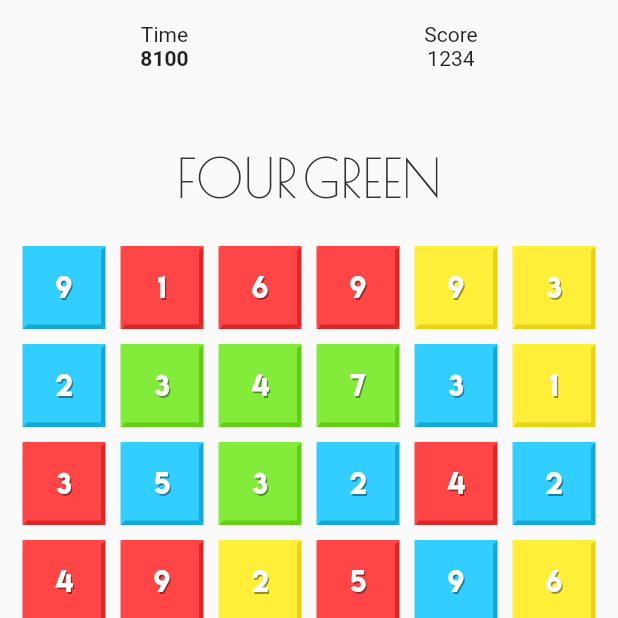
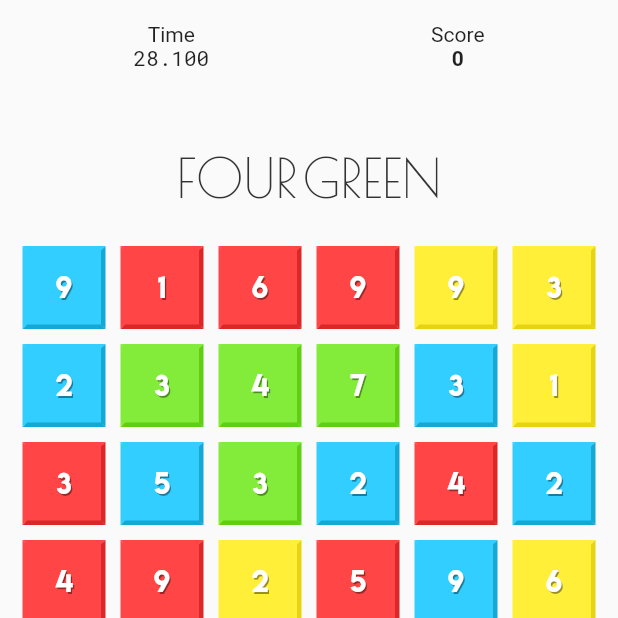
Before and after one commit to numcol/numcol, a Flutter app: the GameScreen screen opened by its route, on a phone screen of 412 x 824 dp, the top half of it. Run offline on Flutter 3.47's test engine with Material 2 defaults, Android fonts, the phone set to English and light mode, and no system bars.

Commit message:
Functional game

```diff
--- a/engine/lib/src/game.dart
+++ b/engine/lib/src/game.dart
@@ -8,24 +8,26 @@ class Game {
 
   final List<Answer> _answers = RandomGenerator.generateAnswers();
   Answer _question;
+  int _score = 0;
 
-  List<Answer> get answers {
-    return _answers;
-  }
-
-  Answer get question {
-    return _question;
-  }
+  List<Answer> get answers => _answers;
+  Answer get question => _question;
+  int get score => _score;
 
   bool checkAnswer(Answer answer) {
     return _question.color == answer.color && _question.number == answer.number;
   }
 
-  int nextQuestion(Answer answer) {
+  int nextQuestion(Answer answer, int remainingTime, int timeLimit) {
     var index = _answers.indexOf(answer);
     _answers[index] = RandomGenerator.generateAnswer();
     _question = RandomGenerator.generateQuestion(_answers);
+    _addPoints(remainingTime, timeLimit);
 
     return index;
   }
+
+  void _addPoints(int remainingTime, int timeLimit) {
+    _score += (remainingTime * 100 / timeLimit).floor();
+  }
 }
--- a/lib/application.dart
+++ b/lib/application.dart
@@ -14,7 +14,9 @@ class Application {
     Locales.galego
   ];
 
-  final int initialTimeInMilliseconds = 10000;
+  final int initialTimeInMilliseconds = 30000;
+  final double timePenaltyMultiplier = 0.66;
+  final int timeAdditionByAnswerInMilliseconds = 1800;
 
   Iterable<Locale> supportedLocales() => supportedLanguages.map<Locale>((lang) => new Locale(lang, ''));
 
--- a/lib/core/timer.dart
+++ b/lib/core/timer.dart
@@ -1,43 +1,63 @@
 import 'package:flutter/material.dart';
 
+typedef void TimerEndCallback();
+
 class Timer {
-  Timer(this._maxTimeInMilliseconds);
+  Timer(
+    this._maxTimeInMilliseconds,
+    this._timePenaltyMultiplier,
+    this._timeAdditionByAnswerInMilliseconds,
+    this._timerEndCallback
+  );
+
+  final double _timePenaltyMultiplier;
+  final int _timeAdditionByAnswerInMilliseconds;
+  final TimerEndCallback _timerEndCallback;
 
   TickerProvider _vsync;
 
-  AnimationController _controller;
-  AnimationController get controller => _controller;
+  ValueNotifier<AnimationController> _controller;
+  ValueNotifier<AnimationController> get controller => _controller;
 
   int _maxTimeInMilliseconds;
   int get maxTimeInMilliseconds => _maxTimeInMilliseconds;
+  int get remainingInMilliseconds => _maxTimeInMilliseconds - _controller.value.lastElapsedDuration.inMilliseconds;
+
+  void _animationStatusCallback(AnimationStatus status) {
+    if (status == AnimationStatus.completed) {
+      _timerEndCallback();
+    }
+  }
 
   void start(TickerProvider vsync) {
     _vsync = vsync;
 
-    _controller = _newController();
-    _controller.forward();
+    _controller = ValueNotifier(_newController());
+    _controller.value.forward();
   }
 
-  void success(int millisecondsToIncrease) {
-    var oldController = _controller..stop();
+  void success() {
+    var oldController = _controller.value;
     var remaining = oldController.duration.inMilliseconds - oldController.lastElapsedDuration.inMilliseconds;
-    _maxTimeInMilliseconds = remaining + millisecondsToIncrease;
+    oldController.stop();
+    _maxTimeInMilliseconds = remaining + _timeAdditionByAnswerInMilliseconds;
 
-    _controller = _newController();
-    _controller.forward();
+    _controller.value = _newController();
+    _controller.value.forward();
 
     oldController.dispose();
   }
 
-  bool fail(int millisecondsToDecrease) {
-    var oldController = _controller..stop();
+  bool fail() {
+    var oldController = _controller.value;
     var remaining = oldController.duration.inMilliseconds - oldController.lastElapsedDuration.inMilliseconds;
-    _maxTimeInMilliseconds = remaining - millisecondsToDecrease;
+    oldController.stop();
+    _maxTimeInMilliseconds = (remaining * _timePenaltyMultiplier).ceil();
     var gameOver = _maxTimeInMilliseconds <= 0;
 
     if (!gameOver) {
-      _controller = _newController();
-      _controller.forward();
+      _controller.value = _newController();
+      _controller.value.forward();
     }
 
     oldController.dispose();
@@ -53,6 +73,6 @@ class Timer {
     return AnimationController(
       duration: Duration(milliseconds: _maxTimeInMilliseconds),
       vsync: _vsync,
-    );
+    )..addStatusListener(_animationStatusCallback);
   }
 }
--- a/lib/main.dart
+++ b/lib/main.dart
@@ -38,12 +38,12 @@ class _NumcolState extends State<Numcol> {
     ]);
     return MaterialApp(
       title: 'NumCol',
-      //initialRoute: '/',
-      home: HomeScreen(),
+      initialRoute: '/',
       routes: {
-        //Routes.home: (context) => HomeScreen(),
+        Routes.home: (context) => HomeScreen(),
         Routes.game: (context) => GameScreen(),
         Routes.countdown: (context) => CountdownScreen(),
+        Routes.gameover: (context) => GameoverScreen(),
       },
       localizationsDelegates: [
         _newLocaleDelegate,
--- a/lib/routes.dart
+++ b/lib/routes.dart
@@ -2,4 +2,5 @@ class Routes {
   static final home = "/";
   static final game = "/game";
   static final countdown = "/countdown";
+  static final gameover = "/gameover";
 }
--- a/lib/screens/game/game.dart
+++ b/lib/screens/game/game.dart
@@ -1,6 +1,7 @@
 import 'package:flutter/material.dart';
 import 'package:numcolengine/numcolengine.dart';
 
+import '../../routes.dart';
 import '../../application.dart';
 import '../../core/timer.dart';
 import 'widgets/reply.dart';
@@ -13,26 +14,38 @@ class GameScreen extends StatefulWidget {
 
 class _GameScreenState extends State<GameScreen> {
   final Game _game = new Game();
-  final Timer _timer = new Timer(application.initialTimeInMilliseconds);
   final ValueNotifier<Answer> _reply = ValueNotifier<Answer>(null);
   final ValueNotifier<bool> _isColorOk = ValueNotifier(true);
   final ValueNotifier<bool> _isNumberOk = ValueNotifier(true);
+  final ValueNotifier<int> _score = ValueNotifier(0);
 
+  Timer _timer;
   List<ValueNotifier<Answer>> _answers;
   ValueNotifier<Answer> _question;
 
   void _answerTaped (Answer answer) {
     if (answer != null) {
       if (_game.checkAnswer(answer)) {
-        var answerIndex = _game.nextQuestion(answer);
+        var answerIndex = _game.nextQuestion(answer, _timer.remainingInMilliseconds, _timer.maxTimeInMilliseconds);
+        _timer.success();
+
         _answers[answerIndex].value = _game.answers[answerIndex];
         _question.value = _game.question;
+        _score.value = _game.score;
       } else {
         _isColorOk.value = answer.color == _game.question.color;
         _isNumberOk.value = answer.number == _game.question.number;
+        var isGameOver = _timer.fail();
+        if (isGameOver) {
+          _gameover();
+        }
       }
       _reply.value = null;
     }
+  }
+
+  void _gameover() {
+    Navigator.popAndPushNamed(context, Routes.gameover);
   }
 
   @override
@@ -41,6 +54,12 @@ class _GameScreenState extends State<GameScreen> {
     _reply.addListener(() => _answerTaped(_reply.value));
     _answers = _game.answers.map((answer) => ValueNotifier(answer)).toList();
     _question = ValueNotifier(_game.question);
+    _timer = new Timer(
+      application.initialTimeInMilliseconds,
+      application.timePenaltyMultiplier,
+      application.timeAdditionByAnswerInMilliseconds,
+      _gameover
+    );
   }
 
   @override
@@ -60,7 +79,7 @@ class _GameScreenState extends State<GameScreen> {
                   mainAxisAlignment: MainAxisAlignment.spaceAround,
                   children: <Widget>[
                     RemainingWidget(timer: _timer),
-                    ScoreWidget()
+                    ScoreWidget(score: _score)
                   ]
                 ),
                 QuestionWidget(
--- a/lib/screens/game/widgets/remaining/remaining.dart
+++ b/lib/screens/game/widgets/remaining/remaining.dart
@@ -13,16 +13,15 @@ class RemainingWidget extends StatefulWidget {
 }
 
 class _RemainingWidgetState extends State<RemainingWidget> with TickerProviderStateMixin {
-  Animation _animation;
+  void _setState() {
+    setState(() => null);
+  }
 
   @override
   void initState() {
     super.initState();
     widget.timer.start(this);
-    _animation = new StepTween(
-      begin: widget.timer.maxTimeInMilliseconds.round(),
-      end: 0,
-    ).animate(widget.timer.controller);
+    widget.timer.controller.addListener(_setState);
   }
 
   @override
@@ -31,9 +30,18 @@ class _RemainingWidgetState extends State<RemainingWidget> with TickerProviderSt
       children: <Widget>[
         Text('Time'),
         RemainingCounter(
-          animation: _animation,
+          animation: new StepTween(
+            begin: widget.timer.maxTimeInMilliseconds.round(),
+            end: 0,
+          ).animate(widget.timer.controller.value),
         ),
       ]
     );
   }
+
+  @override
+  void dispose() {
+    widget.timer.controller.removeListener(_setState);
+    super.dispose();
+  }
 }
--- a/lib/screens/game/widgets/remaining/remaining_counter.dart
+++ b/lib/screens/game/widgets/remaining/remaining_counter.dart
@@ -1,4 +1,6 @@
 import 'package:flutter/material.dart';
+
+import '../../../../strings.dart';
 
 class RemainingCounter extends AnimatedWidget {
   RemainingCounter({ Key key, @required this.animation }) : super(key: key, listenable: animation);
@@ -8,9 +10,9 @@ class RemainingCounter extends AnimatedWidget {
   @override
   build(BuildContext context){
     return new Text(
-      animation.value.toString(),
+      (animation.value / 1000).toStringAsFixed(3).padLeft(6, '0'),
       style: TextStyle(
-        fontWeight: FontWeight.bold,
+        fontFamily: Fonts.robotoMono,
       ),
     );
   }
--- a/lib/screens/game/widgets/score.dart
+++ b/lib/screens/game/widgets/score.dart
@@ -1,15 +1,35 @@
 import 'package:flutter/material.dart';
 
-class ScoreWidget extends StatelessWidget {
-  ScoreWidget();
+class ScoreWidget extends StatefulWidget {
+  ScoreWidget({Key key, @required this.score})
+    : super(key: key);
+
+  final ValueNotifier<int> score;
+
+  @override
+  _ScoreWidgetState createState() => _ScoreWidgetState();
+}
+
+class _ScoreWidgetState extends State<ScoreWidget> {
+
+  @override
+  void initState() {
+    super.initState();
+    widget.score.addListener(() => setState(() => null));
+  }
 
   @override
   Widget build(BuildContext context) {
     return Column(
       children: <Widget>[
         Text('Score'),
-        Text('1234')
-      ]
+        Text(
+          widget.score.value.toString(),
+          style: TextStyle(
+            fontWeight: FontWeight.bold,
+          ),
+        ),
+      ],
     );
   }
 }
--- a/lib/screens/index.dart
+++ b/lib/screens/index.dart
@@ -1,3 +1,4 @@
 export 'home/home.dart';
 export 'game/game.dart';
 export 'countdown/countdown.dart';
+export 'gameover/gameover.dart';
--- a/lib/strings.dart
+++ b/lib/strings.dart
@@ -1,6 +1,7 @@
 class Fonts {
   static const poiretone = 'Poiretone';
   static const lemonMilk = 'LemonMilk';
+  static const robotoMono = 'RobotoMono';
 }
 
 class Locales {
--- a/pubspec.yaml
+++ b/pubspec.yaml
@@ -28,6 +28,9 @@ flutter:
     - family: LemonMilk
       fonts:
         - asset: fonts/LemonMilk.otf
+    - family: RobotoMono
+      fonts:
+        - asset: fonts/RobotoMono-Regular.ttf
 
   assets:
     - locale/i18n_en.json
```
Also changed, not shown: lib/screens/gameover/gameover.dart (added, +55 -0 lines), fonts/RobotoMono-Regular.ttf (added).
